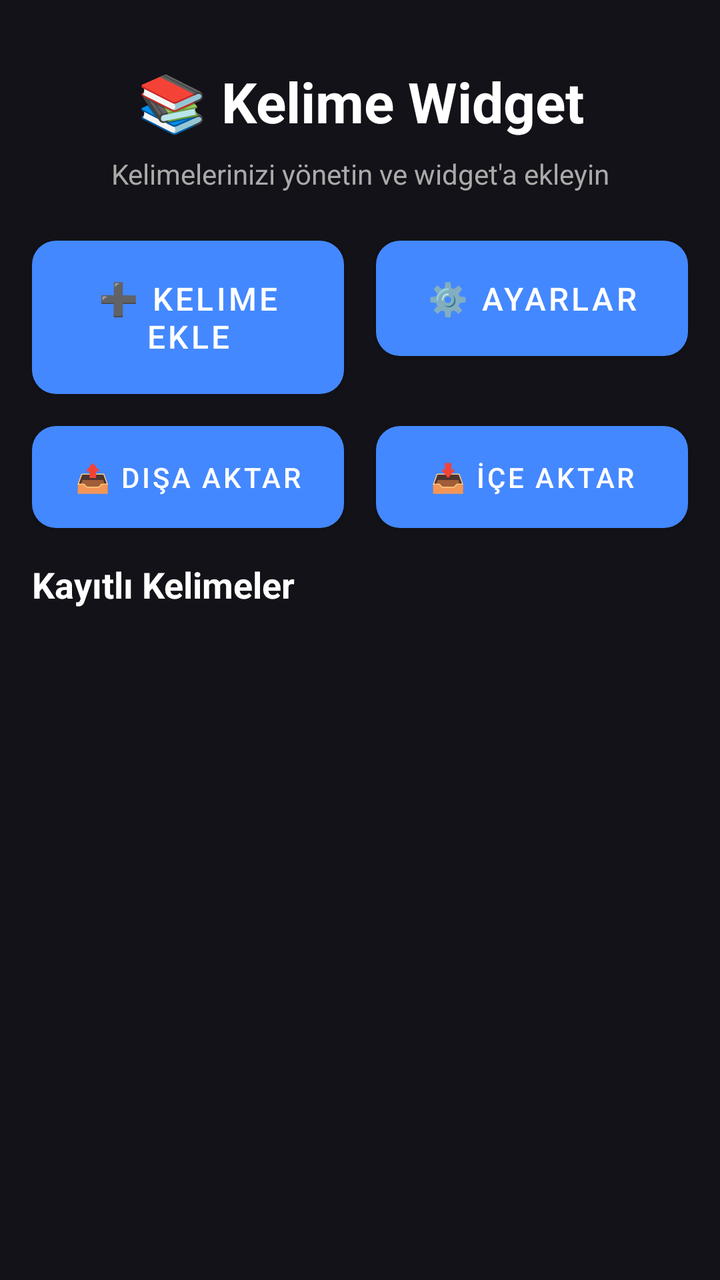
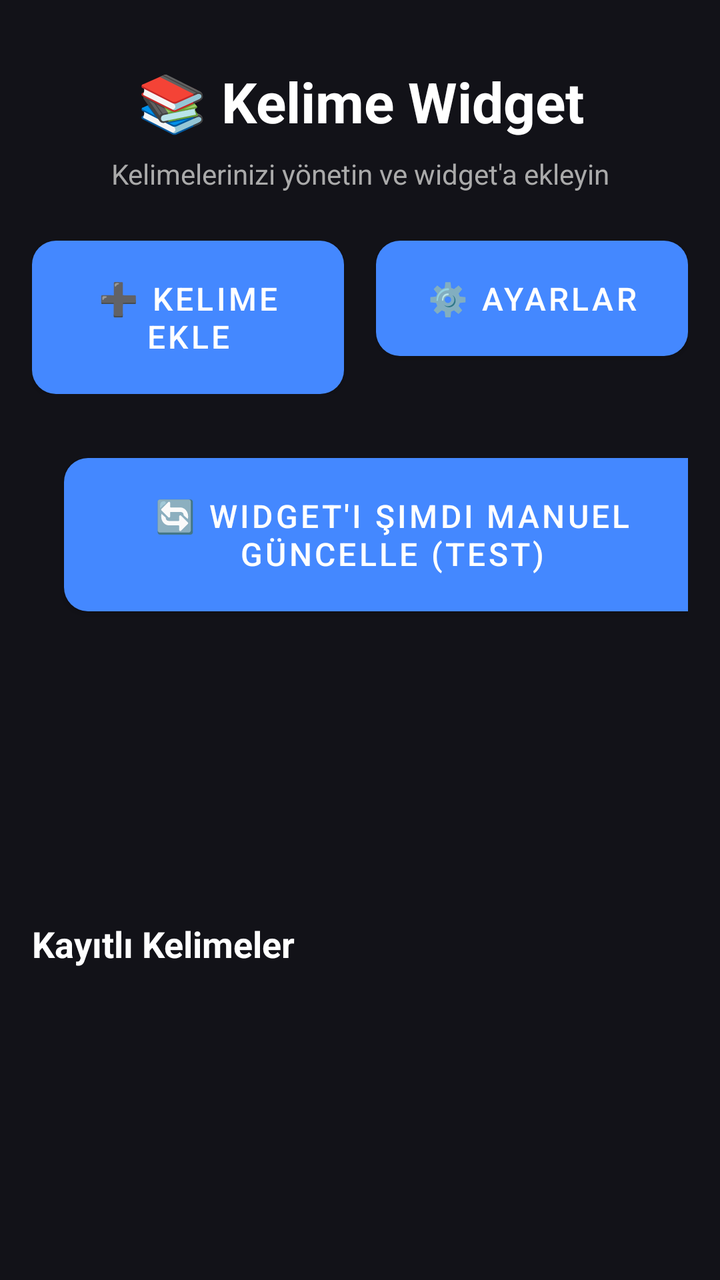

The first picture is an Android layout as it rendered before a commit; the second is the same layout after the commit. The layout source and the unified diff follow.
<!-- AndroidManifest.xml: application theme Theme.WordWidget -->
<!-- res/layout/activity_main.xml -->
<?xml version="1.0" encoding="utf-8"?>
<LinearLayout xmlns:android="http://schemas.android.com/apk/res/android"
    android:layout_width="match_parent"
    android:layout_height="match_parent"
    android:background="@color/background"
    android:orientation="vertical"
    android:padding="16dp">

    
    <TextView
        android:layout_width="match_parent"
        android:layout_height="wrap_content"
        android:text="📚 Kelime Widget"
        android:textColor="@color/text_primary"
        android:textSize="28sp"
        android:textStyle="bold"
        android:gravity="center"
        android:layout_marginTop="16dp"
        android:layout_marginBottom="8dp" />

    <TextView
        android:layout_width="match_parent"
        android:layout_height="wrap_content"
        android:text="Kelimelerinizi yönetin ve widget'a ekleyin"
        android:textColor="@color/text_secondary"
        android:textSize="14sp"
        android:gravity="center"
        android:layout_marginBottom="24dp" />

    
    <LinearLayout
        android:layout_width="match_parent"
        android:layout_height="wrap_content"
        android:orientation="horizontal"
        android:layout_marginBottom="16dp">

        <Button
            android:id="@+id/btn_add_word"
            android:layout_width="0dp"
            android:layout_height="wrap_content"
            android:layout_weight="1"
            android:layout_marginEnd="8dp"
            android:background="@drawable/button_background"
            android:text="➕ Kelime Ekle"
            android:textColor="#FFFFFF"
            android:textSize="16sp"
            android:padding="12dp" />

        <Button
            android:id="@+id/btn_settings"
            android:layout_width="0dp"
            android:layout_height="wrap_content"
            android:layout_weight="1"
            android:layout_marginStart="8dp"
            android:background="@drawable/button_background"
            android:text="⚙️ Ayarlar"
            android:textColor="#FFFFFF"
            android:textSize="16sp"
            android:padding="12dp" />

    </LinearLayout>

    
    <LinearLayout
        android:layout_width="match_parent"
        android:layout_height="wrap_content"
        android:orientation="horizontal"
        android:layout_marginBottom="16dp">

        <Button
            android:id="@+id/btn_export"
            android:layout_width="0dp"
            android:layout_height="wrap_content"
            android:layout_weight="1"
            android:layout_marginEnd="8dp"
            android:background="@drawable/button_background"
            android:backgroundTint="#4CAF50"
            android:text="📤 Dışa Aktar"
            android:textColor="#FFFFFF"
            android:textSize="14sp"
            android:padding="10dp" />

        <Button
            android:id="@+id/btn_import"
            android:layout_width="0dp"
            android:layout_height="wrap_content"
            android:layout_weight="1"
            android:layout_marginStart="8dp"
            android:background="@drawable/button_background"
            android:backgroundTint="#2196F3"
            android:text="📥 İçe Aktar"
            android:textColor="#FFFFFF"
            android:textSize="14sp"
            android:padding="10dp" />

    </LinearLayout>

    
    <TextView
        android:layout_width="match_parent"
        android:layout_height="wrap_content"
        android:text="Kayıtlı Kelimeler"
        android:textColor="@color/text_primary"
        android:textSize="18sp"
        android:textStyle="bold"
        android:layout_marginBottom="8dp" />

    
    <androidx.recyclerview.widget.RecyclerView
        android:id="@+id/recycler_words"
        android:layout_width="match_parent"
        android:layout_height="0dp"
        android:layout_weight="1"
        android:clipToPadding="false"
        android:paddingBottom="16dp" />

</LinearLayout>
<!-- resources referenced by this layout -->
<resources>
  <color name="background">#121218</color>
  <color name="text_primary">#FFFFFF</color>
  <color name="text_secondary">#AAAAAA</color>
  <!-- drawable button_background (drawable) -->
  <?xml version="1.0" encoding="utf-8"?>
  <shape xmlns:android="http://schemas.android.com/apk/res/android"
      android:shape="rectangle">
  
      <solid android:color="#4488FF" />
      <corners android:radius="12dp" />
  
  </shape>
  <style name="Theme.WordWidget" parent="Theme.MaterialComponents.DayNight.NoActionBar">
          <item name="colorPrimary">@color/primary</item>
          <item name="colorPrimaryDark">@color/primary_dark</item>
          <item name="colorAccent">@color/accent</item>
          <item name="android:windowBackground">@color/background</item>
          <item name="android:statusBarColor">@color/background</item>
          <item name="android:navigationBarColor">@color/background</item>
      </style>
  <color name="primary">#4488FF</color>
  <color name="primary_dark">#2266DD</color>
  <color name="accent">#4488FF</color>
</resources>

<!-- the commit's change to res/layout/activity_main.xml (unified diff, before → after) -->
@@ -93,6 +93,18 @@
             android:textSize="14sp"
             android:padding="10dp" />
 
+        <Button
+            android:id="@+id/btn_test_update"
+            android:layout_width="match_parent"
+            android:layout_height="wrap_content"
+            android:layout_marginTop="16dp"
+            android:background="@drawable/button_background"
+            android:backgroundTint="#9C27B0"
+            android:text="🔄 Widget'ı Şimdi Manuel Güncelle (Test)"
+            android:textColor="#FFFFFF"
+            android:textSize="16sp"
+            android:padding="12dp" />
+
     </LinearLayout>
 
     
